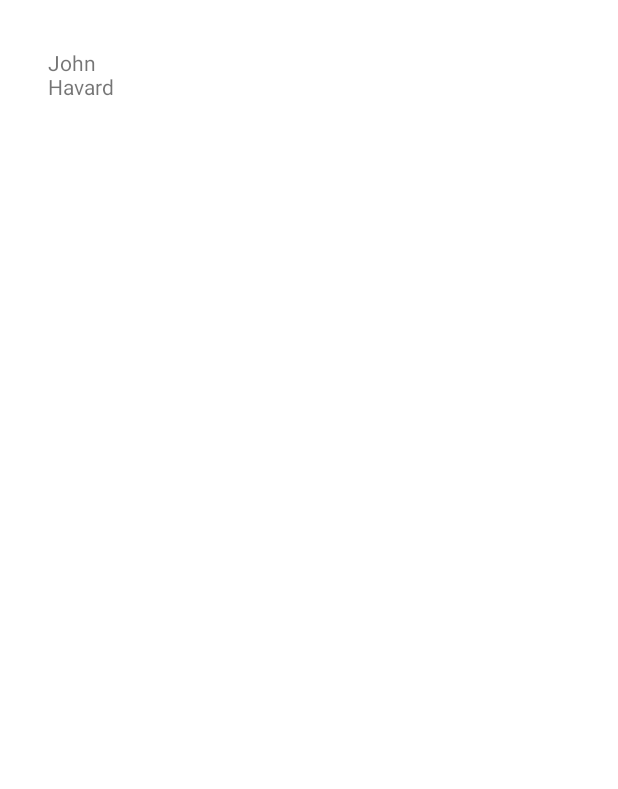
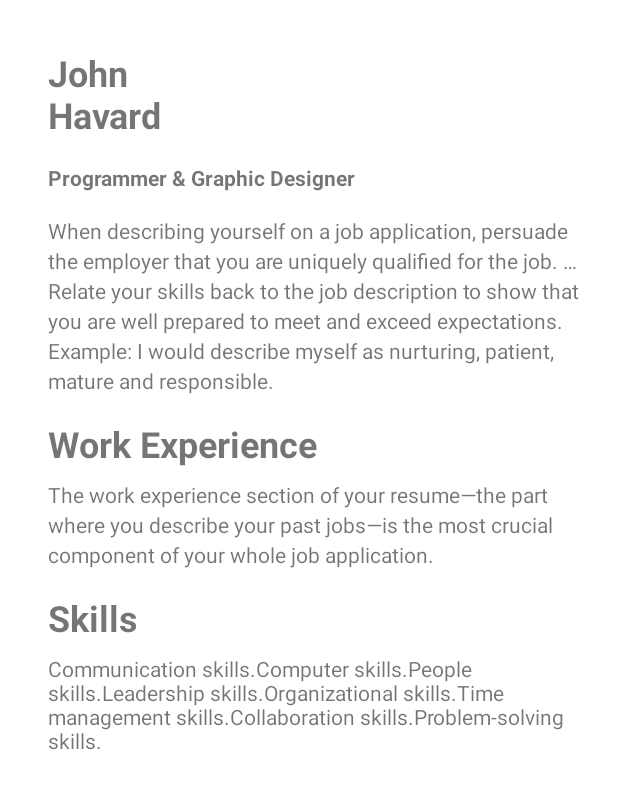
Before and after one commit to DSCKGEC/Resumie, an Android app: the screen it shows after launch (MainActivity), on a phone screen of 412 x 824 dp. Before the commit the part shown is almost empty. Shown: the top 789 px of the screen. Run offline under Robolectric (Android 15) with nearby library versions, the phone set to English and light mode, and no system bars.

Commit message:
made the home screen

```diff
--- a/app/src/main/res/layout/fragment_home.xml
+++ b/app/src/main/res/layout/fragment_home.xml
@@ -2,11 +2,14 @@
 <androidx.constraintlayout.widget.ConstraintLayout
     xmlns:android="http://schemas.android.com/apk/res/android"
     xmlns:app="http://schemas.android.com/apk/res-auto"
+    xmlns:tools="http://schemas.android.com/tools"
     android:layout_width="match_parent"
     android:layout_height="match_parent">
 
     <TextView
         android:id="@+id/textView"
+        android:textSize="24sp"
+        android:textStyle="bold"
         android:layout_width="wrap_content"
         android:layout_height="wrap_content"
         android:layout_marginStart="32dp"
@@ -14,4 +17,87 @@
         android:text="@string/name"
         app:layout_constraintStart_toStartOf="parent"
         app:layout_constraintTop_toTopOf="parent" />
+
+    <TextView
+        android:id="@+id/textView2"
+        android:textStyle="bold"
+        android:layout_width="wrap_content"
+        android:layout_height="wrap_content"
+        android:layout_marginStart="32dp"
+        android:layout_marginTop="16dp"
+        android:layout_marginEnd="8dp"
+        android:text="@string/job_name"
+        app:layout_constraintEnd_toEndOf="parent"
+        app:layout_constraintHorizontal_bias="0.0"
+        app:layout_constraintStart_toStartOf="parent"
+        app:layout_constraintTop_toBottomOf="@+id/textView" />
+
+    <TextView
+        android:lineSpacingExtra="4sp"
+        android:id="@+id/textView3"
+        android:layout_width="0dp"
+        android:layout_height="wrap_content"
+        android:layout_marginStart="32dp"
+        android:layout_marginTop="16dp"
+        android:layout_marginEnd="16dp"
+
+        android:text="@string/text1"
+        app:layout_constraintEnd_toEndOf="parent"
+        app:layout_constraintStart_toStartOf="parent"
+        app:layout_constraintTop_toBottomOf="@+id/textView2" />
+
+    <TextView
+        android:textStyle="bold"
+        android:textSize="24sp"
+        android:id="@+id/textView4"
+        android:layout_width="wrap_content"
+        android:layout_height="wrap_content"
+        android:layout_marginStart="32dp"
+        android:layout_marginTop="16dp"
+        android:layout_marginEnd="8dp"
+        android:text="@string/work_experience"
+        app:layout_constraintEnd_toEndOf="parent"
+        app:layout_constraintHorizontal_bias="0.0"
+        app:layout_constraintStart_toStartOf="parent"
+        app:layout_constraintTop_toBottomOf="@+id/textView3" />
+
+    <TextView
+        android:id="@+id/textView5"
+        android:layout_width="0dp"
+        android:layout_height="wrap_content"
+        android:layout_marginStart="32dp"
+        android:layout_marginTop="8dp"
+        android:layout_marginEnd="16dp"
+        android:text="@string/text2"
+        android:lineSpacingExtra="4sp"
+        app:layout_constraintEnd_toEndOf="parent"
+        app:layout_constraintHorizontal_bias="0.0"
+        app:layout_constraintStart_toStartOf="parent"
+        app:layout_constraintTop_toBottomOf="@+id/textView4" />
+
+    <TextView
+        android:textStyle="bold"
+        android:textSize="24sp"
+        android:id="@+id/textView6"
+        android:layout_width="wrap_content"
+        android:layout_height="wrap_content"
+        android:layout_marginStart="32dp"
+        android:layout_marginTop="16dp"
+        android:text="@string/skills"
+        app:layout_constraintEnd_toEndOf="parent"
+        app:layout_constraintHorizontal_bias="0.0"
+        app:layout_constraintStart_toStartOf="parent"
+        app:layout_constraintTop_toBottomOf="@+id/textView5" />
+
+    <TextView
+        android:id="@+id/textView7"
+        android:layout_width="0dp"
+        android:layout_height="wrap_content"
+        android:layout_marginStart="32dp"
+        android:layout_marginTop="8dp"
+        android:layout_marginEnd="16dp"
+        android:text="@string/skill_despcription"
+        app:layout_constraintEnd_toEndOf="parent"
+        app:layout_constraintStart_toStartOf="parent"
+        app:layout_constraintTop_toBottomOf="@+id/textView6" />
 </androidx.constraintlayout.widget.ConstraintLayout>
--- a/app/src/main/res/values/strings.xml
+++ b/app/src/main/res/values/strings.xml
@@ -1,8 +1,11 @@
 <resources>
     <string name="app_name">Resumie</string>
 
-    <string name="text1">SDFGHSKSSOSMNSMSKSKSL</string>
-    <string name="text2">jmnskks,xcmxkkx,x</string>
+    <string name="text1">When describing yourself on a job application, persuade the employer that you are uniquely qualified for the job. … Relate your skills back to the job description to show that you are well prepared to meet and exceed expectations. Example: I would describe myself as nurturing, patient, mature and responsible.</string>
+    <string name="text2">The work experience section of your resume—the part where you describe your past jobs—is the most crucial component of your whole job application.</string>
     <string name="job_name">Programmer &amp; Graphic Designer</string>
     <string name="name">John\nHavard</string>
+    <string name="work_experience">Work Experience</string>
+    <string name="skills">Skills</string>
+    <string name="skill_despcription">Communication skills.Computer skills.People skills.Leadership skills.Organizational skills.Time management skills.Collaboration skills.Problem-solving skills.</string>
 </resources>
```
